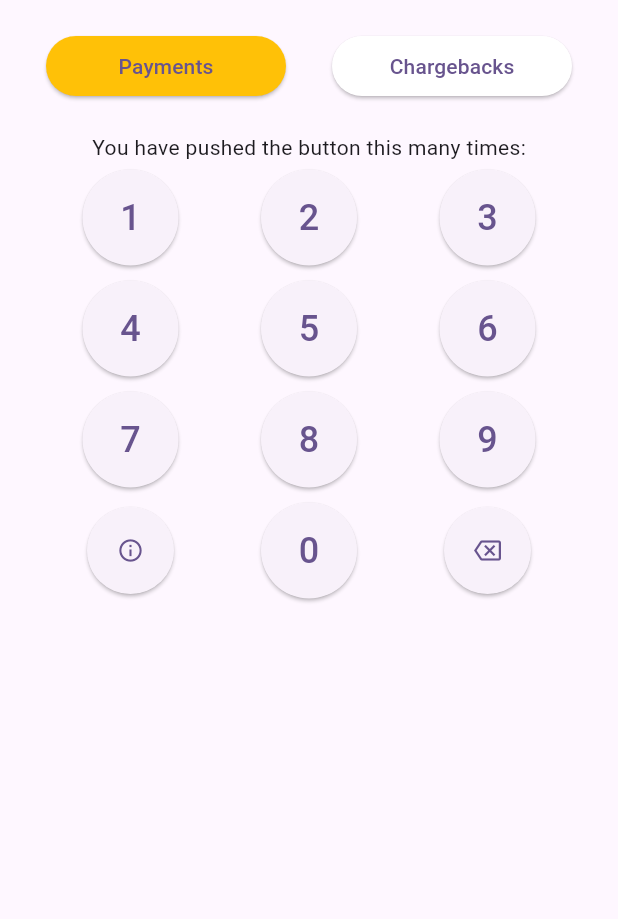
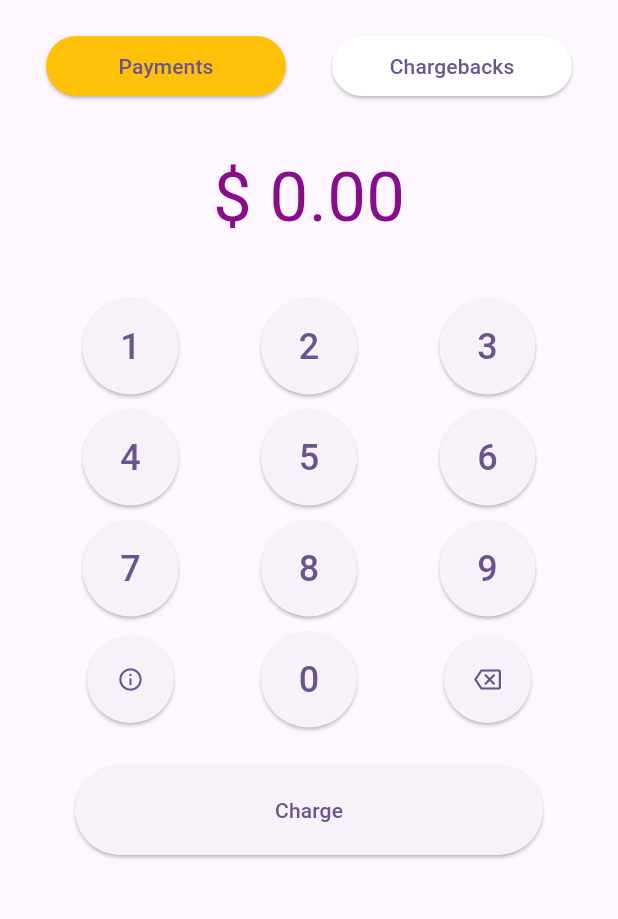
Before and after one commit to luisalex94/konfio_terminal, a Flutter app: the screen it shows after launch, on a phone screen of 412 x 824 dp, the part 84-1003 px from its top. Run offline on Flutter 3.47's test engine with Material 3 defaults, Android fonts, the phone set to English and light mode, and no system bars.

Commit message:
add charge button

```diff
--- a/lib/main.dart
+++ b/lib/main.dart
@@ -17,6 +17,7 @@
         useMaterial3: true,
       ),
       home: const MyHomePage(title: 'Konfio terminal'),
+
     );
   }
 }
@@ -31,14 +32,8 @@
 }
 
 class _MyHomePageState extends State<MyHomePage> {
-  int _counter = 0;
   bool _isPayments = true;
-
-  void _incrementCounter() {
-    setState(() {
-      _counter++;
-    });
-  }
+  double _amountValue = 0.0;
 
   void _paymentsButton() {
     setState(() {
@@ -73,10 +68,11 @@
           const SizedBox(height: 20),
           buttons(),
           const SizedBox(height: 20),
-          const Text(
-            'You have pushed the button this many times:',
-          ),
+          amountBox(),
+          const SizedBox(height: 20),
           numericalKeyboard(),
+          const SizedBox(height: 20),
+          actionButton(),
         ],
       ),
     );
@@ -100,6 +96,34 @@
           child: const Text('Chargebacks'),
         ),
       ],
+    );
+  }
+
+  Widget amountBox() {
+    return Container(
+      padding: const EdgeInsets.all(10),
+      decoration: BoxDecoration(
+        //border: Border.all(color: Colors.black),
+        borderRadius: BorderRadius.circular(10),
+      ),
+      child: Text(
+        '\$ ${_amountValue.toStringAsFixed(2)}',
+        style: const TextStyle(
+            fontSize: 46, color: Color.fromARGB(255, 135, 13, 139)),
+      ),
+    );
+  }
+
+  Widget actionButton() {
+    return SizedBox(
+      width: MediaQuery.of(context).size.width - 100,
+      height: 60,
+      child: ElevatedButton(
+        onPressed: () {},
+        style: ElevatedButton.styleFrom(
+        ),
+        child: Text(_isPayments ? 'Charge' : 'Refund'),
+      ),
     );
   }
 
```
